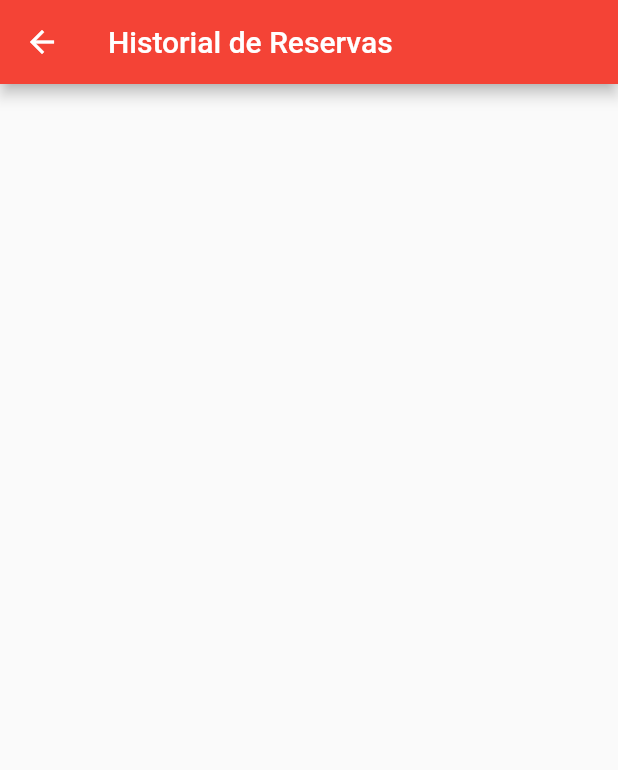
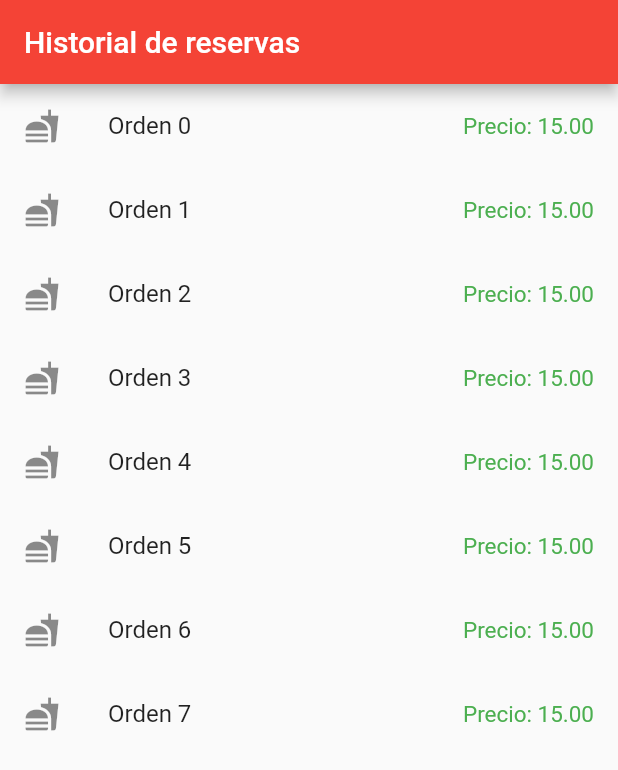
Before and after one commit to FoodYeahInc/FlutterApp, a Flutter app: the screen it shows after launch, after a tap on "Historial de reservas", on a phone screen of 412 x 824 dp. Shown: the top 770 px of the screen. Run offline on Flutter 3.47's test engine with Material 2 defaults, Android fonts, the phone set to English and light mode, and no system bars; missing offline and left inert: dropdownfield, grouped_buttons.

Commit message:
Implementacion pago con tarjeta e historial

```diff
--- a/lib/order_history.dart
+++ b/lib/order_history.dart
@@ -1,21 +1,40 @@
 import 'package:flutter/material.dart';
 
-// Historial de Reservas
-// Listado de platillos que han sido comprados para después(reservados)
+void main() => runApp(OrderHistoryWidget());
 
 class OrderHistoryWidget extends StatelessWidget {
+
+  @override
+  Widget build(BuildContext context) {
+    return new MaterialApp(
+        title: "Historial de reservas",
+        theme: new ThemeData(
+            primarySwatch: Colors.red
+        ),
+        debugShowCheckedModeBanner: false,
+        home: new ListViewBuilder()
+    );
+  }
+}
+class ListViewBuilder extends StatelessWidget {
   @override
   Widget build(BuildContext context) {
     return Scaffold(
       appBar: AppBar(
-        title: Text("Historial de Reservas"),
+          title:Text("Historial de reservas")
       ),
-      body: _myView(context),
+      body: ListView.builder(
+          itemCount: 8,
+          itemBuilder: (BuildContext context, int index){
+            return ListTile(
+                leading: Icon(Icons.fastfood),
+                trailing: Text("Precio: 15.00",
+                  style: TextStyle(
+                      color: Colors.green,fontSize: 15),),
+                title:Text("Orden $index")
+            );
+          }
+      ),
     );
   }
 }
-
-// Reemplaza con tu codigo
-Widget _myView(BuildContext context) {
-  return ListView();
-}
--- a/pubspec.yaml
+++ b/pubspec.yaml
@@ -28,6 +28,10 @@ dependencies:
   # The following adds the Cupertino Icons font to your application.
   # Use with the CupertinoIcons class for iOS style icons.
   cupertino_icons: ^1.0.0
+
+  #Payment
+  dropdownfield: 1.0.0
+  grouped_buttons: ^1.0.4
 
 dev_dependencies:
   flutter_test:
```
Also changed, not shown: lib/orders_dishes.dart (added, +21 -0 lines), lib/payment.dart (+114 -3 lines), pubspec.lock.
